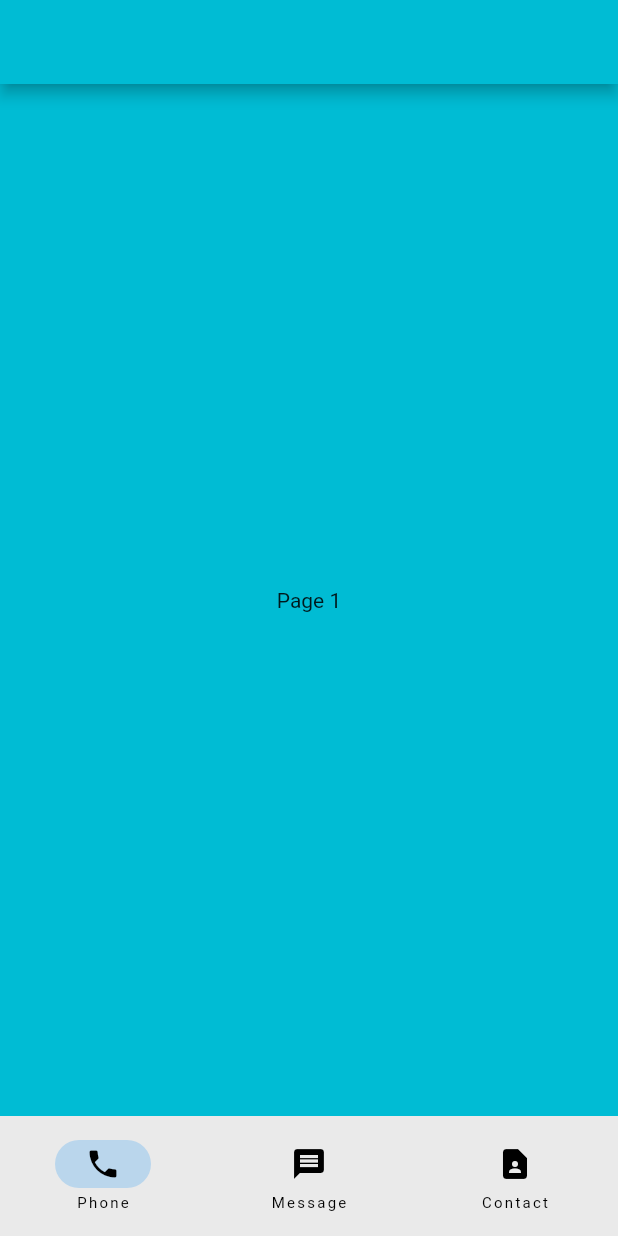
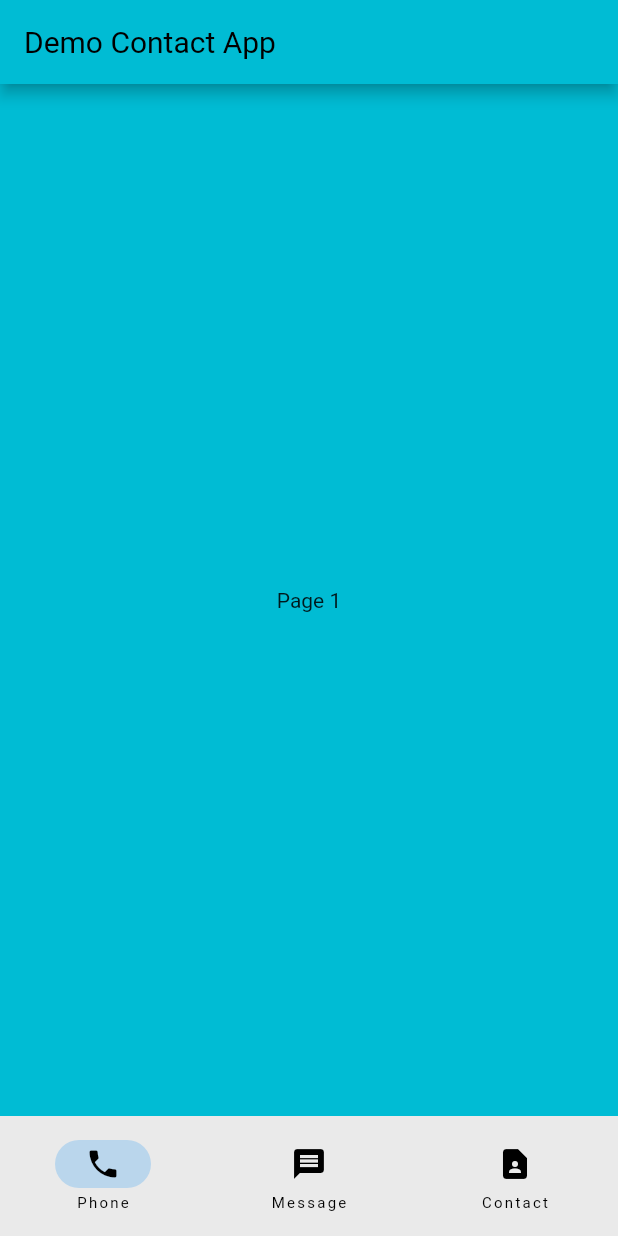
Before and after one commit to jinsumin/ContactApp, a Flutter app: the screen it shows after launch, on a phone screen of 412 x 824 dp. Run offline on Flutter 3.47's test engine with Material 2 defaults, Android fonts, the phone set to English and light mode, and no system bars.

Commit message:
app bar styling

```diff
--- a/lib/main.dart
+++ b/lib/main.dart
@@ -24,7 +24,14 @@ class _MainNavigationState extends State<MainNavigation> {
   @override
   Widget build(BuildContext context) {
     return Scaffold(
-      appBar: AppBar( backgroundColor: Colors.cyan,),
+      appBar: AppBar(
+        backgroundColor: Colors.cyan,
+        title: Text('Demo Contact App',
+            style: TextStyle(
+                color: Colors.black,
+                fontSize: 20,
+                fontWeight: FontWeight.w400)),
+      ),
       bottomNavigationBar: NavigationBar(
         onDestinationSelected: (int index) {
           setState(() {
```
